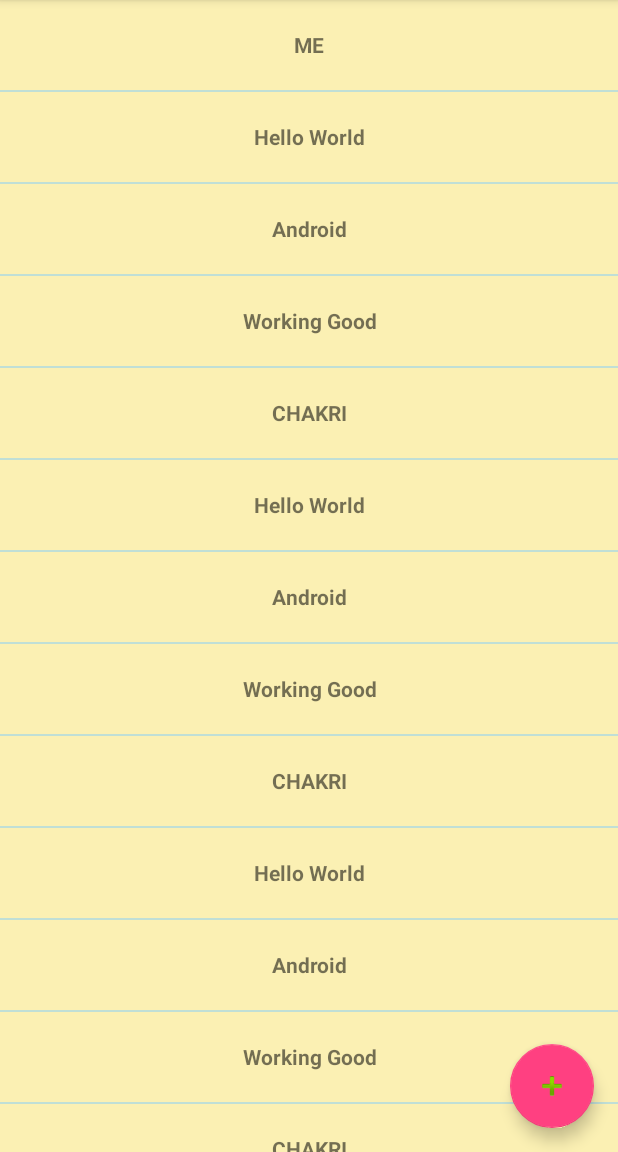
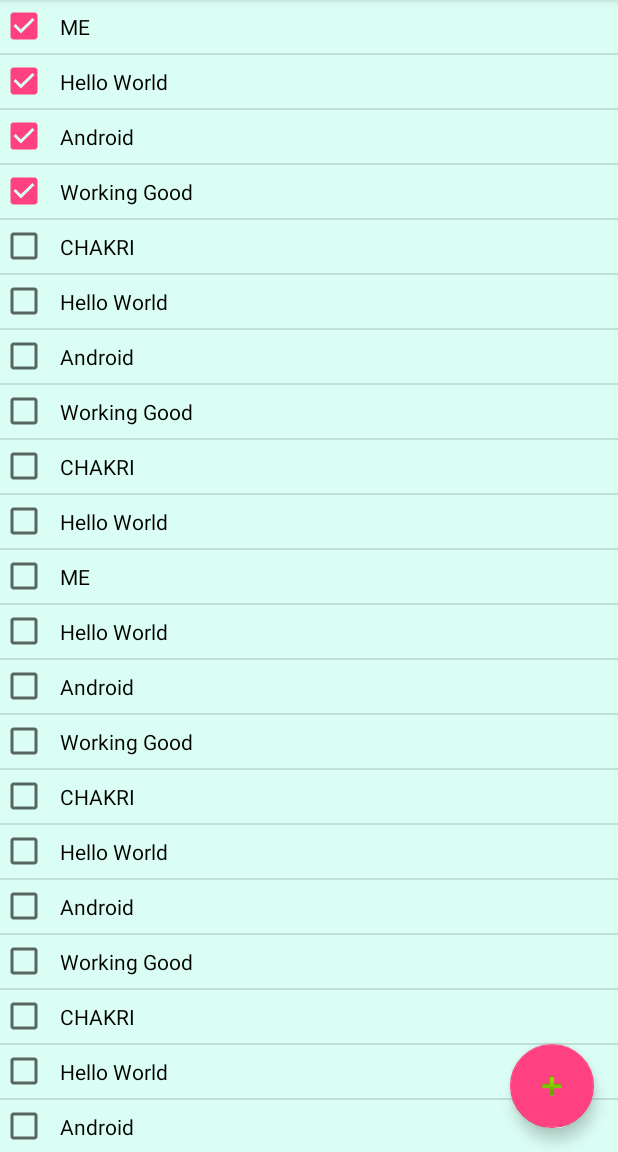
Before and after one commit to chkry/ListViewAndroidApp, an Android app: the screen it shows after launch (MainActivity), in the options menu, after a tap on "Settings", on a phone screen of 412 x 824 dp, the part 84-1236 px from its top. Run offline under Robolectric (Android 15) with nearby library versions, the phone set to English and light mode, and no system bars; 1 statement that could not run was skipped.

Commit message:
[31Mar]Added List layout with clickable checkbox

```diff
--- a/app/src/main/java/com/chkry/frontpage/MainActivity.java
+++ b/app/src/main/java/com/chkry/frontpage/MainActivity.java
@@ -9,14 +9,21 @@ import android.support.v7.widget.Toolbar;
 import android.view.View;
 import android.view.Menu;
 import android.view.MenuItem;
+import android.widget.AdapterView;
 import android.widget.ArrayAdapter;
+import android.widget.CheckBox;
 import android.widget.ListView;
+import android.widget.Toast;
+
+import java.util.Set;
+import java.util.TreeSet;
 
 public class MainActivity extends AppCompatActivity {
 
 
-    String[] chkry = {"ME","Hello World","Android","Working Good","CHAKRI","Hello World","Android","Working Good","CHAKRI","Hello World","Android","Working Good","CHAKRI","Hello World","Android","Working Good"};
+    String[] chkry = {"ME","Hello World","Android","Working Good","CHAKRI","Hello World","Android","Working Good","CHAKRI","Hello World","ME","Hello World","Android","Working Good","CHAKRI","Hello World","Android","Working Good","CHAKRI","Hello World","Android","Working Good","CHAKRI","Hello World","Android","Working Good"};
 
+    public static Set<String> arrList = new TreeSet<>();
 
     @Override
     protected void onCreate(Bundle savedInstanceState) {
@@ -27,6 +34,43 @@ public class MainActivity extends AppCompatActivity {
         ArrayAdapter adapter = new ArrayAdapter<String>(MainActivity.this, R.layout.listlayout, chkry);
         final ListView listViewpost = (ListView) findViewById(R.id.listViewpost);
         listViewpost.setAdapter(adapter);
+
+
+        //TeMP
+
+
+        ///Temp
+
+        listViewpost.setOnItemClickListener(new AdapterView.OnItemClickListener() {
+            public void onItemClick(AdapterView<?> parent, View view,
+                                    int position, long id) {
+
+                Object o = listViewpost.getChildAt(position).findViewById(R.id.chkbox);
+                String str=(String)o;//As you are using Default String Adapter
+//              Toast.makeText(getBaseContext(),str,Toast.LENGTH_SHORT).show();
+
+
+
+                CheckBox cb = (CheckBox) ((listViewpost.getChildAt(position)).findViewById(R.id.chkbox));
+                cb.setChecked(!cb.isChecked());
+
+                if (str!=null && !str.isEmpty()) {
+                    if (cb.isChecked()) {
+                        arrList.add(str);
+                        Toast.makeText(getApplicationContext(), "Added "+str+" successfully", Toast.LENGTH_SHORT).show();
+                    } else {
+                        arrList.remove(str);
+                        Toast.makeText(getApplicationContext(), "Removed "+str+" successfully", Toast.LENGTH_SHORT).show();
+                    }
+                }
+
+
+
+
+
+
+            }
+        });
 
 
         Toolbar toolbar = (Toolbar) findViewById(R.id.toolbar);
--- a/app/src/main/res/layout/listlayout.xml
+++ b/app/src/main/res/layout/listlayout.xml
@@ -1,9 +1,23 @@
 <?xml version="1.0" encoding="utf-8"?>
-<TextView xmlns:android="http://schemas.android.com/apk/res/android"
-android:orientation="vertical"
-android:layout_width="fill_parent"
-android:layout_height="60dp"
-    android:background="#fbf0b3"
-    android:gravity="center_vertical|center|center_horizontal"
-    android:textStyle="bold">
-</TextView>
+<CheckBox xmlns:android="http://schemas.android.com/apk/res/android"
+    android:layout_marginRight="5dp"
+    android:layout_marginTop="5px"
+    android:layout_width="fill_parent"
+    android:layout_height="wrap_content"
+    android:focusable="false"
+    android:focusableInTouchMode="false"
+    android:clickable="false"
+    android:id="@+id/chkbox"
+    android:padding="8dp"
+    >
+</CheckBox>
+
+
+<!--<TextView xmlns:android="http://schemas.android.com/apk/res/android"-->
+<!--android:orientation="vertical"-->
+<!--android:layout_width="fill_parent"-->
+<!--android:layout_height="60dp"-->
+    <!--android:background="#fbf0b3"-->
+    <!--android:gravity="center_vertical|center|center_horizontal"-->
+    <!--android:textStyle="bold">-->
+<!--</TextView>-->
```
